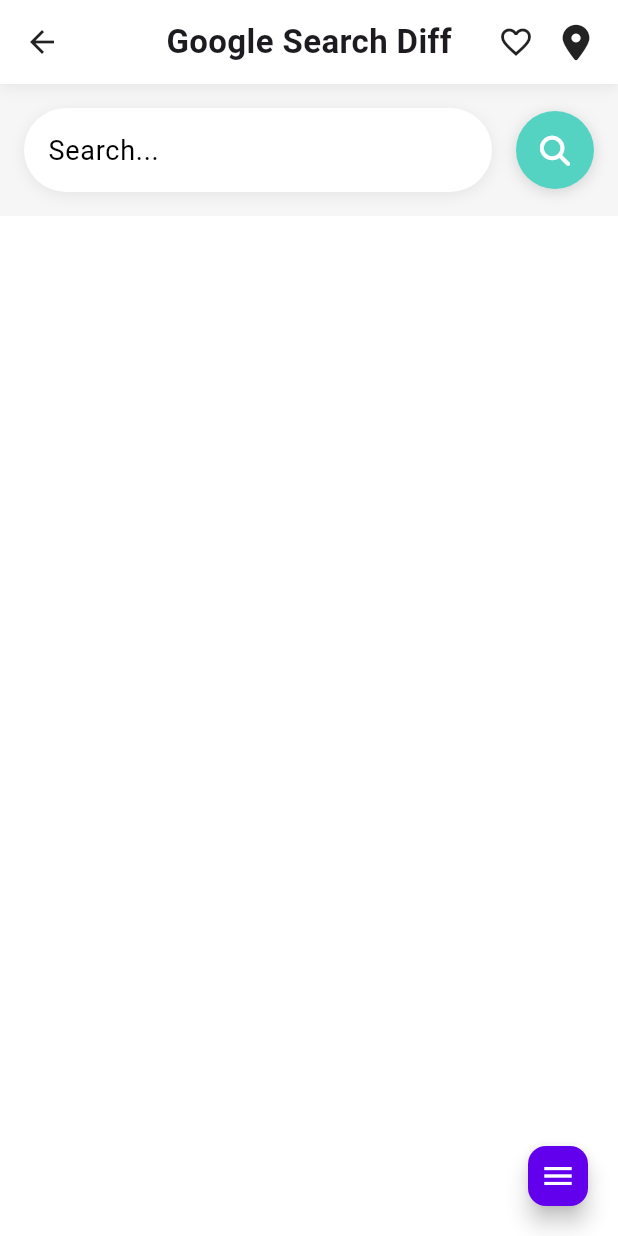
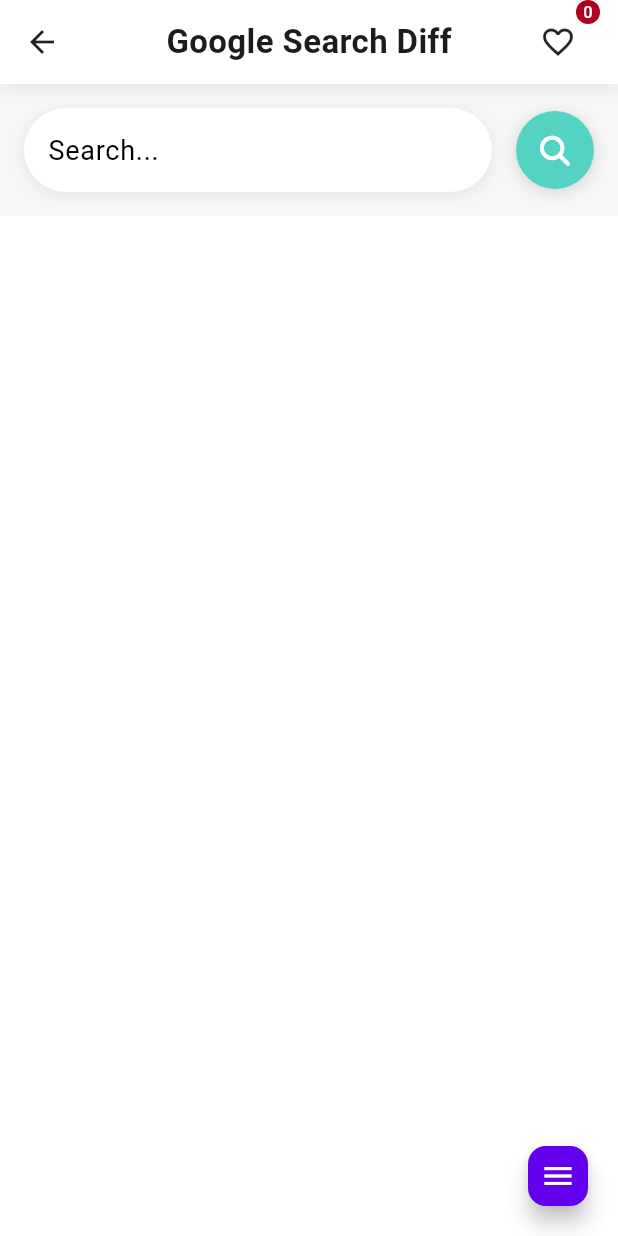
Before and after one commit to dachrisch/google-search-diff, a Flutter app: the screen it shows after launch, on a phone screen of 412 x 824 dp. Run offline on Flutter 3.47's test engine with Material 3 defaults, Android fonts, the phone set to English and light mode, and no system bars; drawn by our look-alikes of flutter_expandable_fab; our stand-ins replace font_awesome_flutter; missing offline and left inert: fimber, localstore, relative_time; Roboto replaces fonts that are missing (WorkSans).

Commit message:
Update search results handling and UI components

```diff
--- a/lib/google_search_diff_screen.dart
+++ b/lib/google_search_diff_screen.dart
@@ -2,12 +2,13 @@
 import 'package:flutter/foundation.dart';
 import 'package:flutter/material.dart';
 import 'package:flutter_expandable_fab/flutter_expandable_fab.dart';
-import 'package:font_awesome_flutter/font_awesome_flutter.dart';
+
 import 'package:google_search_diff/main.dart';
 import 'package:google_search_diff/model/search_results.dart';
 import 'package:google_search_diff/search_bar_widget.dart';
 import 'package:google_search_diff/search_result_list_tile.dart';
 import 'package:localstore/localstore.dart';
+import 'package:relative_time/relative_time.dart';
 
 class GoogleSearchDiffScreen extends StatefulWidget {
   const GoogleSearchDiffScreen({super.key});
@@ -17,26 +18,38 @@
 }
 
 class _GoogleSearchDiffScreenState extends State<GoogleSearchDiffScreen> {
-  SearchResults searchResults = NoSearchResults();
+  SearchResults currentSearchResults = NoSearchResults();
+  SearchResultsStore storedSearchResults = SearchResultsStore();
+
+  final SearchBarController _controller = SearchBarController();
+
   final _db = Localstore.getInstance(useSupportDir: true);
   final logger = FimberLog('screen');
 
   @override
   void initState() {
-    _db
-        .collection('searches')
-        .get()
-        .then((value) => logger.d('Reading database: $value'));
+    _db.collection('searches').get().then((allSearches) {
+      logger.d('Reading existing searches: $allSearches');
+      setState(() {
+        allSearches?.entries
+            .forEach((search) => storedSearchResults.addFromMap(search.value));
+      });
+    });
+    _db.collection('searches').stream.listen((event) {
+      logger.d('New db event: $event');
+      setState(() {
+        storedSearchResults.addFromMap(event);
+      });
+    });
+
+    _controller.addSearchResultsListener((results) {
+      logger.d('Got new search results: $results');
+      setState(() {
+        currentSearchResults = results;
+      });
+    });
+
     super.initState();
-  }
-
-  void _processData(SearchResults searchResult) {
-    if (kDebugMode) {
-      logger.d('processing search results: $searchResult');
-    }
-    setState(() {
-      searchResults = searchResult;
-    });
   }
 
   @override
@@ -68,7 +81,7 @@
                               return Column(
                                 children: <Widget>[
                                   SearchBarWidget(
-                                    searchCallback: _processData,
+                                    searchBarController: _controller,
                                   ),
                                 ],
                               );
@@ -81,16 +94,12 @@
                             .colorScheme
                             .background,
                         child: ListView.builder(
-                          itemCount: searchResults.count(),
+                          itemCount: currentSearchResults.count(),
                           padding: const EdgeInsets.only(top: 8),
                           scrollDirection: Axis.vertical,
-                          itemBuilder: (BuildContext context, int index) {
-                            if (kDebugMode) {
-                              logger.d('index: $index');
-                            }
-                            return SearchResultListTile(
-                                searchResult: searchResults.results[index]);
-                          },
+                          itemBuilder: (BuildContext context, int index) =>
+                              SearchResultListTile(
+                                  searchResult: currentSearchResults[index]),
                         ),
                       ),
                     ),
@@ -109,13 +118,13 @@
           distance: 50,
           children: [
             Visibility(
-              visible: searchResults.count()>0,
+                visible: currentSearchResults.count() > 0,
                 child: FloatingActionButton.small(
                     onPressed: () {
                       if (kDebugMode) {
-                        logger.d('saving $searchResults');
+                        logger.d('saving $currentSearchResults');
                       }
-                      searchResults.save();
+                      currentSearchResults.save();
                     },
                     child: const Icon(Icons.save)))
           ],
@@ -180,32 +189,25 @@
                 crossAxisAlignment: CrossAxisAlignment.center,
                 mainAxisAlignment: MainAxisAlignment.end,
                 children: <Widget>[
-                  Material(
-                    color: Colors.transparent,
-                    child: InkWell(
-                      borderRadius: const BorderRadius.all(
-                        Radius.circular(32.0),
-                      ),
-                      onTap: () {},
-                      child: const Padding(
-                        padding: EdgeInsets.all(8.0),
-                        child: Icon(Icons.favorite_border),
-                      ),
-                    ),
-                  ),
-                  Material(
-                    color: Colors.transparent,
-                    child: InkWell(
-                      borderRadius: const BorderRadius.all(
-                        Radius.circular(32.0),
-                      ),
-                      onTap: () {},
-                      child: const Padding(
-                        padding: EdgeInsets.all(8.0),
-                        child: Icon(FontAwesomeIcons.locationDot),
-                      ),
-                    ),
-                  ),
+                  Badge(
+                      label: Text(storedSearchResults.count().toString()),
+                      child: PopupMenuButton(
+                          onSelected: (String value) {
+                            logger.d('selected $value');
+                            setState(() {
+                              var result = storedSearchResults.getByUuid(value);
+                              currentSearchResults = result;
+                              _controller.initialQuery(result.query);
+                            });
+                          },
+                          icon: const Icon(Icons.favorite_border),
+                          itemBuilder: (BuildContext context) => storedSearchResults
+                              .map((stored) => PopupMenuItem(
+                                  value: stored.id,
+                                  child: Text(
+                                      '${RelativeTime(context).format(stored.timestamp)} - ${stored.query} (${stored.count()})')))
+                              .toList())),
+                  const SizedBox(width: 8),
                 ],
               ),
             )
--- a/lib/main.dart
+++ b/lib/main.dart
@@ -5,7 +5,7 @@
 import 'package:flutter/material.dart';
 import 'package:flutter/services.dart';
 import 'package:google_search_diff/google_search_diff_screen.dart';
-
+import 'package:relative_time/relative_time.dart';
 
 void main() async {
   WidgetsFlutterBinding.ensureInitialized();
@@ -40,11 +40,12 @@
         platform: TargetPlatform.iOS,
       ),
       home: const GoogleSearchDiffScreen(),
+      localizationsDelegates: const <LocalizationsDelegate<dynamic>>[
+        RelativeTimeLocalizations.delegate,
+      ],
     );
   }
 }
-
-
 
 class APIKeyScreen extends StatefulWidget {
   const APIKeyScreen({super.key});
--- a/lib/model/search_results.dart
+++ b/lib/model/search_results.dart
@@ -1,5 +1,9 @@
+import 'dart:collection';
+
 import 'package:fimber/fimber.dart';
+import 'package:flutter/src/material/popup_menu.dart';
 import 'package:localstore/localstore.dart';
+import 'package:uuid/uuid.dart';
 
 class SearchResult {
   final String title;
@@ -16,6 +20,14 @@
 
   Map<String, dynamic> toJson() =>
       {'title': title, 'source': source, 'link': link, 'snippet': snippet};
+
+  static fromMap(result) {
+    return SearchResult(
+        title: result['title'],
+        source: result['source'],
+        link: result['link'],
+        snippet: result['snippet']);
+  }
 }
 
 class NoSearchResults extends SearchResults {
@@ -35,17 +47,47 @@
 class SearchResults {
   final String query;
   final DateTime timestamp;
-  final List<SearchResult> results = [];
+  final List<SearchResult> _results = [];
+  final String id;
 
-  SearchResults({required this.query, required this.timestamp});
+  SearchResults({required this.query, required this.timestamp, String? id})
+      : id = id ?? const Uuid().v4();
 
-  count() => results.length;
+  count() => _results.length;
+
+  add(SearchResult searchResult) => _results.add(searchResult);
+
+  SearchResult operator [](int index) => _results[index];
 
   Map<String, dynamic> toJson() => {
         'query': query,
         'timestamp': timestamp.toIso8601String(),
-        'results': results.map((r) => r.toJson()).toList(),
+        'results': _results.map((r) => r.toJson()).toList(),
+        'id': id
       };
+
+  static SearchResults fromMap(Map<String, dynamic> search) {
+    var searchResults = SearchResults(
+        query: search['query'], timestamp: DateTime.parse(search['timestamp']));
+    search['results']
+        .forEach((r) => searchResults.add(SearchResult.fromMap(r)));
+    return searchResults;
+  }
+}
+
+class SearchResultsStore {
+  final Set<SearchResults> _searchResults=HashSet<SearchResults>();
+
+  void addFromMap(Map<String,dynamic> map) {
+    _searchResults.add(SearchResults.fromMap(map));
+  }
+
+  int count() => _searchResults.length;
+
+  SearchResults getByUuid(String uuid) => _searchResults.firstWhere((element) => element.id==uuid);
+
+  Iterable<T> map<T>(T Function(SearchResults e) toElement) => _searchResults.map(toElement);
+
 }
 
 extension StorableSearchResults on SearchResults {
--- a/lib/search_bar_widget.dart
+++ b/lib/search_bar_widget.dart
@@ -7,10 +7,49 @@
 
 typedef SearchResultCallback = void Function(SearchResults searchResult);
 
+class QueryChange extends ChangeNotifier {
+  String _query = '';
+  String get query => _query;
+  void initialQuery(String query) {
+    _query = query;
+    notifyListeners();
+  }
+}
+
+class SearchResultsChange extends ChangeNotifier {
+  SearchResults _searchResults = NoSearchResults();
+  SearchResults get searchResults => _searchResults;
+  void inform(SearchResults searchResults) {
+    _searchResults = searchResults;
+    notifyListeners();
+  }
+}
+
+class SearchBarController {
+  final QueryChange _queryChange = QueryChange();
+  final SearchResultsChange _searchResultsChange = SearchResultsChange();
+
+  get query => _queryChange.query;
+  void addQueryListener(void Function(String) listener) =>
+      _queryChange.addListener(() => listener(_queryChange.query));
+
+  void informResults(SearchResults searchResults) =>
+      _searchResultsChange.inform(searchResults);
+
+  void initialQuery(String query) => _queryChange.initialQuery(query);
+
+  void addSearchResultsListener(
+          void Function(SearchResults results) listener) =>
+      _searchResultsChange
+          .addListener(() => listener(_searchResultsChange.searchResults));
+}
+
 class SearchBarWidget extends StatefulWidget {
-  final SearchResultCallback searchCallback;
+  final SearchBarController searchBarController;
 
-  const SearchBarWidget({super.key, required this.searchCallback});
+  const SearchBarWidget(
+      {super.key,
+      required this.searchBarController});
 
   @override
   State<StatefulWidget> createState() => _SearchBarWidgetState();
@@ -18,13 +57,20 @@
 
 class _SearchBarWidgetState extends State<SearchBarWidget> {
   final logger = FimberLog('search');
-  late SearchResultCallback searchCallback;
-  String query = '';
+  late SearchBarController searchBarController;
+
+  final TextEditingController searchFieldController = TextEditingController();
+
+  _SearchBarWidgetState();
 
   @override
   void initState() {
     super.initState();
-    searchCallback = widget.searchCallback;
+    searchBarController = widget.searchBarController;
+    searchBarController.addQueryListener((query) {
+      logger.d('setting query to: $query');
+      searchFieldController.text = query;
+    });
   }
 
   @override
@@ -55,14 +101,7 @@
                   padding: const EdgeInsets.only(
                       left: 16, right: 16, top: 4, bottom: 4),
                   child: TextField(
-                    onChanged: (String txt) {
-                      if (kDebugMode) {
-                        logger.d('setting query to: $txt');
-                      }
-                      setState(() {
-                        query = txt;
-                      });
-                    },
+                    controller: searchFieldController,
                     style: const TextStyle(
                       fontSize: 18,
                     ),
@@ -99,7 +138,7 @@
                 onTap: () {
                   FocusScope.of(context).requestFocus(FocusNode());
                   if (kDebugMode) {
-                    logger.d('search for: $query');
+                    logger.d('search for: ${searchFieldController.text}');
                     _doSearch();
                   }
                 },
@@ -120,17 +159,18 @@
   }
 
   void _doSearch() {
-    var searchResults = SearchResults(query: 'Agile Coach', timestamp: DateTime.now());
-    searchResults.results.add(SearchResult(
+    var searchResults = SearchResults(
+        query: searchFieldController.text, timestamp: DateTime.now());
+    searchResults.add(SearchResult(
         title: 'Agile Coach Jobs und Stellenangebote - 2024',
         source: 'Stepstone',
         link: 'https://www.stepstone.de/jobs/agile-coach',
         snippet:
             '... Systeme mbH · Scrum Master (m/w/d) / Agile Coach (m/w/d). GWS Gesellschaft für Warenwirtschafts-Systeme mbH. Münster. Teilweise Home-Office. Gehalt anzeigen.'));
-    searchResults.results.add(SearchResult(
+    searchResults.add(SearchResult(
         title: 'Result 2',
         source: 'Other Test',
         link: 'http://example-other.com'));
-    searchCallback(searchResults);
+    searchBarController.informResults(searchResults);
   }
 }
--- a/pubspec.yaml
+++ b/pubspec.yaml
@@ -40,6 +40,9 @@
   flutter_expandable_fab: ^2.0.0
   localstore: ^1.4.0
   fimber: ^0.7.0
+  badges: ^3.1.2
+  relative_time: ^5.0.0
+  uuid: ^4.4.0
 
 dev_dependencies:
   flutter_test:
```
Also changed, not shown: pubspec.lock.
